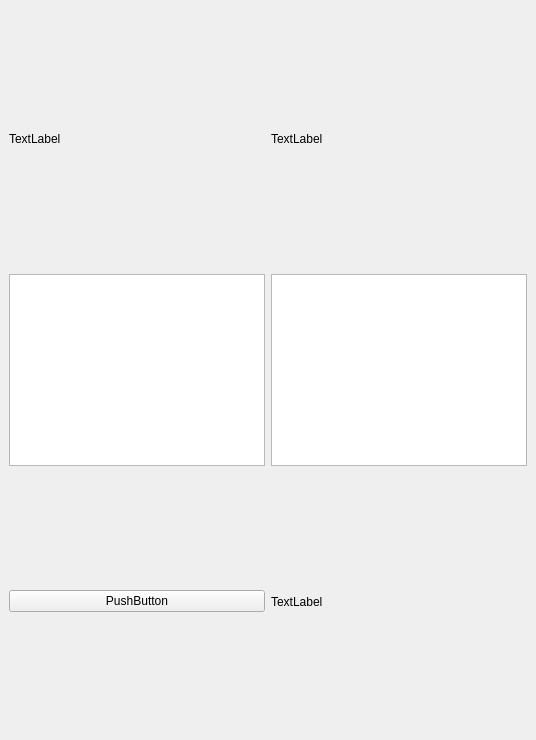
chenmingjian/cepha_landmark_label_gui, file Digitize.ui: the form before one commit.
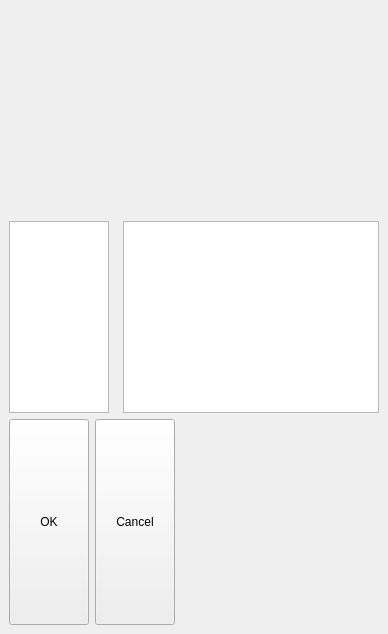
The form after the commit. Icons and pictures are not drawn.

```diff
--- a/Digitize.ui
+++ b/Digitize.ui
@@ -6,8 +6,8 @@
    <rect>
     <x>0</x>
     <y>0</y>
-    <width>337</width>
-    <height>740</height>
+    <width>388</width>
+    <height>634</height>
    </rect>
   </property>
   <property name="windowTitle">
@@ -23,17 +23,29 @@
    <layout class="QVBoxLayout" name="verticalLayout">
     <item>
      <layout class="QHBoxLayout" name="horizontalLayout">
-      <item>
-       <widget class="QLabel" name="label_2">
-        <property name="text">
-         <string>TextLabel</string>
-        </property>
-       </widget>
-      </item>
       <item>
        <widget class="QLabel" name="label">
         <property name="text">
-         <string>TextLabel</string>
+         <string/>
+        </property>
+        <property name="pixmap">
+         <pixmap resource="rcs.qrc">:/demo/X_demo.jpg</pixmap>
+        </property>
+        <property name="alignment">
+         <set>Qt::AlignCenter</set>
+        </property>
+       </widget>
+      </item>
+      <item>
+       <widget class="QLabel" name="label_2">
+        <property name="text">
+         <string/>
+        </property>
+        <property name="pixmap">
+         <pixmap resource="rcs.qrc">:/demo/trace_demo.png</pixmap>
+        </property>
+        <property name="alignment">
+         <set>Qt::AlignCenter</set>
         </property>
        </widget>
       </item>
@@ -44,11 +56,14 @@
       <item alignment="Qt::AlignLeft">
        <widget class="QListWidget" name="listWidget">
         <property name="sizePolicy">
-         <sizepolicy hsizetype="Minimum" vsizetype="Minimum">
+         <sizepolicy hsizetype="Fixed" vsizetype="Preferred">
           <horstretch>0</horstretch>
           <verstretch>0</verstretch>
          </sizepolicy>
         </property>
+        <property name="sizeAdjustPolicy">
+         <enum>QAbstractScrollArea::AdjustToContents</enum>
+        </property>
        </widget>
       </item>
       <item>
@@ -59,6 +74,9 @@
           <verstretch>0</verstretch>
          </sizepolicy>
         </property>
+        <property name="sizeAdjustPolicy">
+         <enum>QAbstractScrollArea::AdjustIgnored</enum>
+        </property>
        </widget>
       </item>
      </layout>
@@ -67,15 +85,34 @@
      <layout class="QHBoxLayout" name="horizontalLayout_2">
       <item>
        <widget class="QPushButton" name="pushButton">
+        <property name="sizePolicy">
+         <sizepolicy hsizetype="Fixed" vsizetype="Preferred">
+          <horstretch>0</horstretch>
+          <verstretch>0</verstretch>
+         </sizepolicy>
+        </property>
         <property name="text">
-         <string>PushButton</string>
+         <string>OK</string>
+        </property>
+       </widget>
+      </item>
+      <item>
+       <widget class="QPushButton" name="pushButton_2">
+        <property name="sizePolicy">
+         <sizepolicy hsizetype="Fixed" vsizetype="Preferred">
+          <horstretch>0</horstretch>
+          <verstretch>0</verstretch>
+         </sizepolicy>
+        </property>
+        <property name="text">
+         <string>Cancel</string>
         </property>
        </widget>
       </item>
       <item>
        <widget class="QLabel" name="label_3">
         <property name="text">
-         <string>TextLabel</string>
+         <string/>
         </property>
        </widget>
       </item>
```
Left out of the diff: 4 changed lines with no effect on the pictures.
